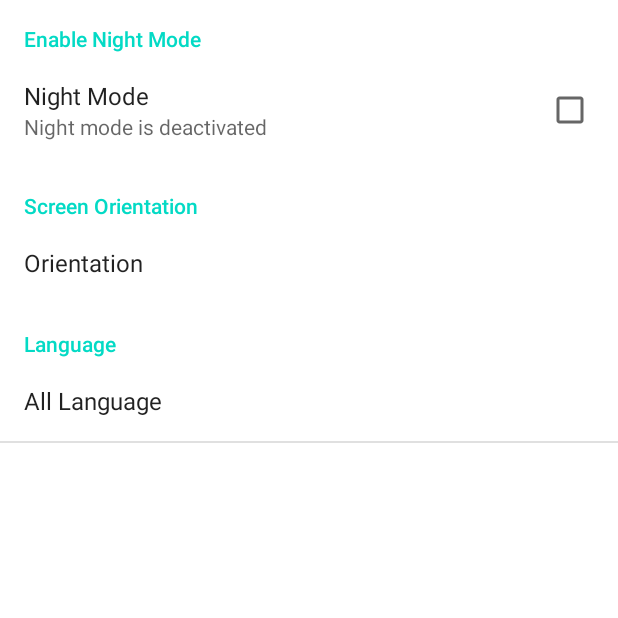
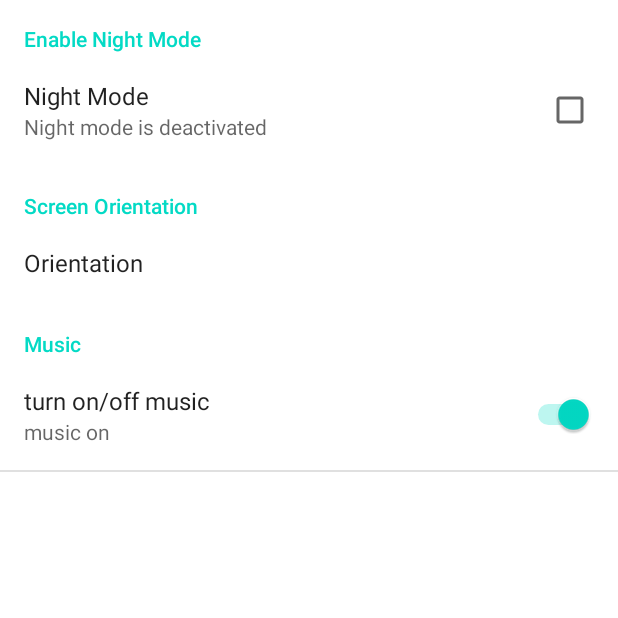
Before and after one commit to oriBayo/Trivia-Game-Android, an Android app: the MenuActivity screen opened directly, with no data from a screen before it, after a tap on "SETTINGS", on a phone screen of 412 x 824 dp, the top half of it. Run offline under Robolectric (Android 15) with nearby library versions, the phone set to English and light mode, and no system bars; our stand-ins replace Firebase (no records; nobody signed in at launch, a user with empty details on screens opened directly).

Commit message:
add music on\off setting

```diff
--- a/TriviaGame/app/src/main/java/com/example/triviagame/Preference.java
+++ b/TriviaGame/app/src/main/java/com/example/triviagame/Preference.java
@@ -9,10 +9,14 @@ import android.preference.CheckBoxPreference;
 import android.preference.ListPreference;
 import android.preference.PreferenceActivity;
 import android.preference.PreferenceManager;
+import android.preference.SwitchPreference;
 
 import androidx.annotation.Nullable;
 
 import com.example.triviagame.Views.MenuActivity;
+import com.example.triviagame.Views.StartActivity;
+
+import java.util.Locale;
 
 public class Preference extends PreferenceActivity {
     @Override
@@ -89,6 +93,34 @@ public class Preference extends PreferenceActivity {
                 return true;
             }
         });
+
+
+        // MUSIC MODE
+        boolean switchMusicMode = sharedPreferences.getBoolean("MUSIC", false);
+        if (switchMusicMode) {
+            if(!StartActivity.musicGame.isPlaying())
+                StartActivity.musicGame.start();
+        } else {
+            StartActivity.musicGame.pause();
+        }
+
+        SwitchPreference spMusicInstance = (SwitchPreference) findPreference("MUSIC");
+        spMusicInstance.setOnPreferenceChangeListener(new android.preference.Preference.OnPreferenceChangeListener() {
+            @Override
+            public boolean onPreferenceChange(android.preference.Preference preference, Object o) {
+                boolean yes = (Boolean) o;
+                if (yes) {
+                    if(!StartActivity.musicGame.isPlaying())
+                        StartActivity.musicGame.start();
+
+                } else {
+                    StartActivity.musicGame.pause();
+                }
+                return true;
+            }
+        });
+
+
     }
 
 
--- a/TriviaGame/app/src/main/java/com/example/triviagame/Views/MenuActivity.java
+++ b/TriviaGame/app/src/main/java/com/example/triviagame/Views/MenuActivity.java
@@ -30,6 +30,8 @@ public class MenuActivity extends AppCompatActivity {
     private Button logout;
     private ImageView lang_btn;
     private MediaPlayer clickSound;
+    private String language;
+    public static final String LANGUAGE = "LANGUAGE";
 
     @Override
     protected void onCreate(Bundle savedInstanceState) {
@@ -86,7 +88,9 @@ public class MenuActivity extends AppCompatActivity {
             @Override
             public void onClick(View v) {
                 clickSound.start();
-                startActivity(new Intent(MenuActivity.this, Preference.class));
+                Intent intent = new Intent(MenuActivity.this, Preference.class);
+                intent.putExtra(LANGUAGE,language);
+                startActivity(intent);
                 finish();
             }
         });
--- a/TriviaGame/app/src/main/res/xml/preferences.xml
+++ b/TriviaGame/app/src/main/res/xml/preferences.xml
@@ -24,15 +24,14 @@
 
     </PreferenceCategory>
 
-    <PreferenceCategory android:title="@string/language_category">
-        <ListPreference
-            android:defaultValue="false"
-            android:key="LANGUAGE"
-            android:entries="@array/item_lang"
-            android:entryValues="@array/item_value_lang"
-            android:title="@string/all_language">
-
-        </ListPreference>
+    <PreferenceCategory android:title="Music">
+        <SwitchPreference
+            android:defaultValue="true"
+            android:key="MUSIC"
+            android:title="turn on/off music"
+            android:summaryOff="music off"
+            android:summaryOn="music on">
+        </SwitchPreference>
 
     </PreferenceCategory>
 </PreferenceScreen>
```
